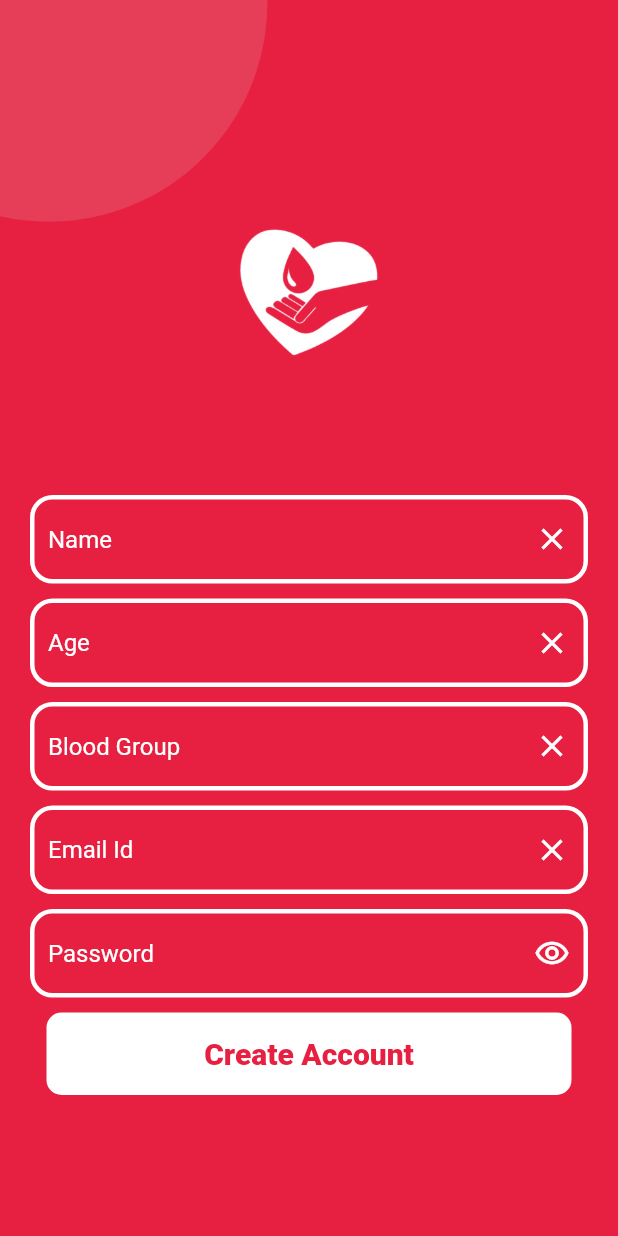
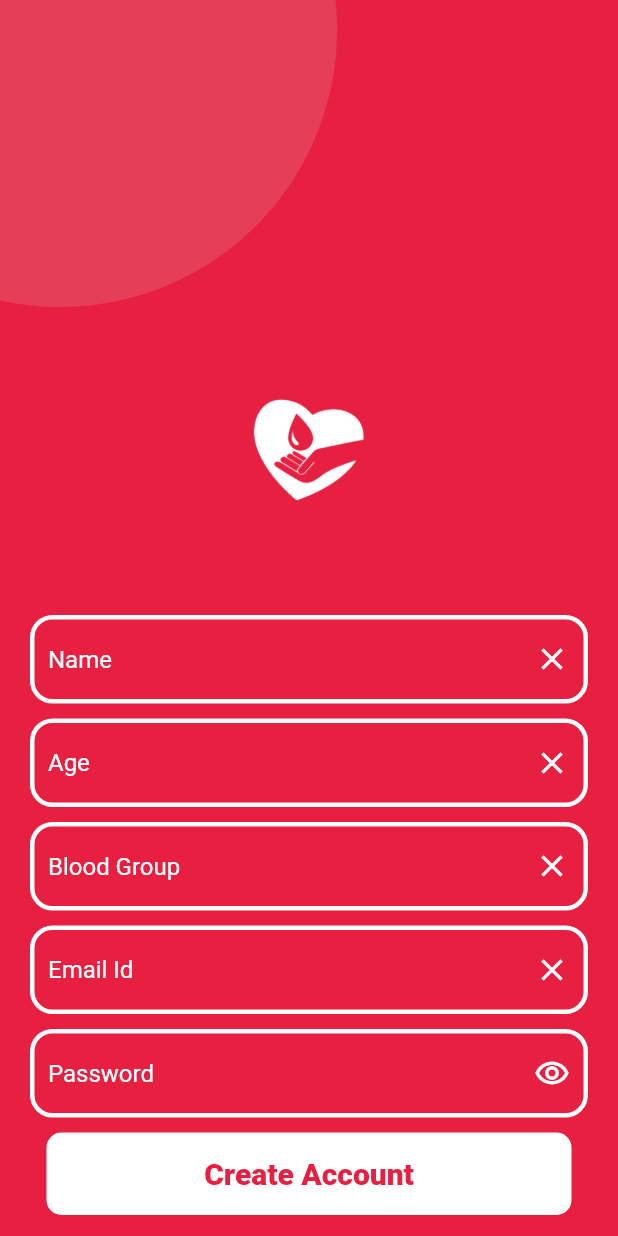
Before and after one commit to adinashby-vanier-college/app-dev-2-project-gurjas936, a Flutter app: the createAccount screen opened directly, on a phone screen of 412 x 824 dp. Run offline on Flutter 3.47's test engine with Material 2 defaults, Android fonts, the phone set to English and light mode, and no system bars; Roboto replaces fonts that are missing (Quicksand).

Commit message:
some fixes

```diff
--- a/lib/screens/createAccount.dart
+++ b/lib/screens/createAccount.dart
@@ -20,21 +20,26 @@ class createAccount extends StatelessWidget {
         //   mainAxisAlignment: MainAxisAlignment.center,
         // // crossAxisAlignment: CrossAxisAlignment.center,
         children: <Widget>[
+          Row(
+            crossAxisAlignment: CrossAxisAlignment.start,
+            children: [
               Container(
-            margin: const EdgeInsets.only(right: 250.0),
-            height: 10.00,
+                // margin: const EdgeInsets.only(right: 250.0),
+                height: 100.00,
                 width: 200.00,
                 color: const Color(0xffe72041),
                 child: CustomPaint(
                   foregroundPainter: LinePainter(),
                 ),
               ),
+            ],
+          ),
           Center(
             child: SizedBox(
               child: Container(
-                height: 250.0,
-                width: 250.0,
-                margin: const EdgeInsets.only(top: 60),
+                height: 200.0,
+                width: 200.0,
+                margin: const EdgeInsets.only(top: 100),
                 decoration: const BoxDecoration(
                   // color: Colors.cyan,
                   image:DecorationImage(
```
Also changed, not shown: lib/screens/signIn.dart (+13 -9 lines). Lines whose indentation alone changed are shown as unchanged.
